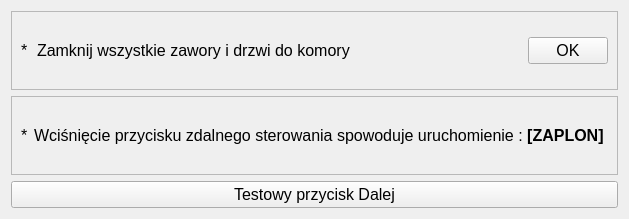
Above: app/nowytest_6.ui from wiacekmarcin/StanowiskoChemiczne before the change. Below: the same form after it.
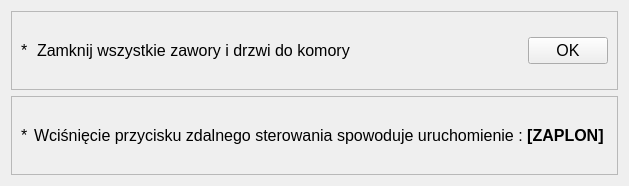
That is the form after the change. Custom widgets are drawn as their Qt base class.

What changed in the file:
```diff
--- a/app/nowytest_6.ui
+++ b/app/nowytest_6.ui
@@ -133,13 +133,6 @@
      </layout>
     </widget>
    </item>
-   <item>
-    <widget class="QPushButton" name="pushButton">
-     <property name="text">
-      <string>Testowy przycisk Dalej</string>
-     </property>
-    </widget>
-   </item>
   </layout>
  </widget>
  <customwidgets>
```
Left out of the diff: 3 changed lines with no effect on the pictures.
